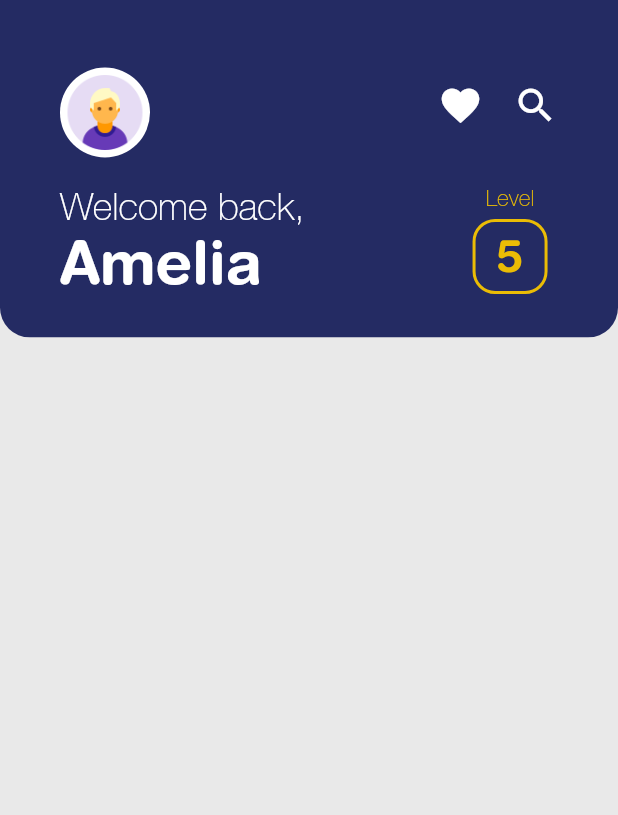
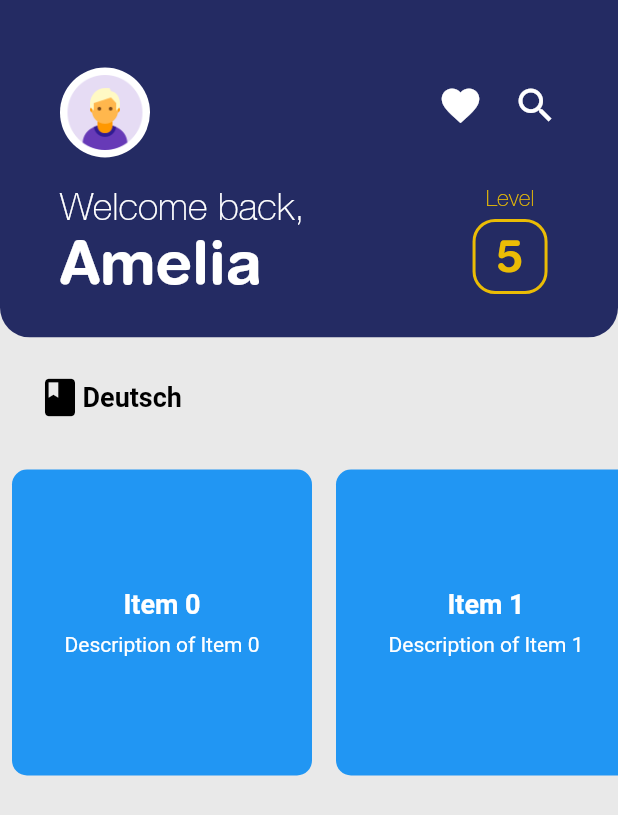
Before and after one commit to sayyyyed/language_app, a Flutter app: the screen it shows after launch, on a phone screen of 412 x 824 dp. Shown: the top 815 px of the screen. Run offline on Flutter 3.47's test engine with Material 2 defaults, Android fonts, the light colour scheme and no system bars.

Commit message:
add horizontal list view

```diff
--- a/lib/dashboard/main_dashboard.dart
+++ b/lib/dashboard/main_dashboard.dart
@@ -1,4 +1,4 @@
-// ignore_for_file: prefer_const_constructors, prefer_const_literals_to_create_immutables
+// ignore_for_file: prefer_const_constructors, prefer_const_literals_to_create_immutables, use_key_in_widget_constructors
 
 import 'package:flutter/material.dart';
 import 'package:language_app/dashboard/header_dashboard.dart';
@@ -16,6 +16,34 @@ class Dashboard extends StatelessWidget {
             children: [
               profileHeader(context), // Your existing widget
               // MyNewWidget(), // Use the new widget here
+              Container(
+                margin: EdgeInsets.only(top: 25, bottom: 25, left: 25),
+                child: Row(
+                  mainAxisAlignment: MainAxisAlignment.start,
+                  children: <Widget>[
+                    Icon(
+                      Icons.book,
+                      color: Colors.black,
+                      size: 30.0,
+                    ),
+                    Text(
+                      'Deutsch',
+                      style: TextStyle(
+                        color: Colors.black,
+                        fontSize: 18.0,
+                        fontWeight: FontWeight.bold,
+                      ),
+                    ),
+                  ],
+                ),
+                ),
+
+                 // Add space here
+
+              SizedBox(
+                height: 220, // Set a fixed height
+                child: HorizontalSliderListView(),
+              ),
             ],
           ),
         ),
@@ -24,6 +52,49 @@ class Dashboard extends StatelessWidget {
   }
 }
 
+class HorizontalSliderListView extends StatelessWidget {
+  @override
+  Widget build(BuildContext context) {
+    return ListView.builder(
+      scrollDirection: Axis.horizontal,
+      itemCount: 10, // Number of items in the slider
+      itemBuilder: (context, index) {
+        return Padding(
+          padding: EdgeInsets.all(8.0),
+          child: Container(
+            width: 200, // Width of each item
+            decoration: BoxDecoration(
+              color: Colors.blue,
+              borderRadius: BorderRadius.circular(10.0),
+            ),
+            child: Column(
+              crossAxisAlignment: CrossAxisAlignment.center,
+              mainAxisAlignment: MainAxisAlignment.center,
+              children: <Widget>[
+                Text(
+                  'Item $index',
+                  style: TextStyle(
+                    color: Colors.white,
+                    fontSize: 18.0,
+                    fontWeight: FontWeight.bold,
+                  ),
+                ),
+                SizedBox(height: 8.0),
+                Text(
+                  'Description of Item $index',
+                  style: TextStyle(
+                    color: Colors.white,
+                    fontSize: 14.0,
+                  ),
+                ),
+              ],
+            ),
+          ),
+        );
+      },
+    );
+  }
+}
 // class ProductCarousel extends StatelessWidget {
 //   final List<Product> products;
 //   const ProductCarousel({
```
Lines whose indentation alone changed are shown as unchanged.
